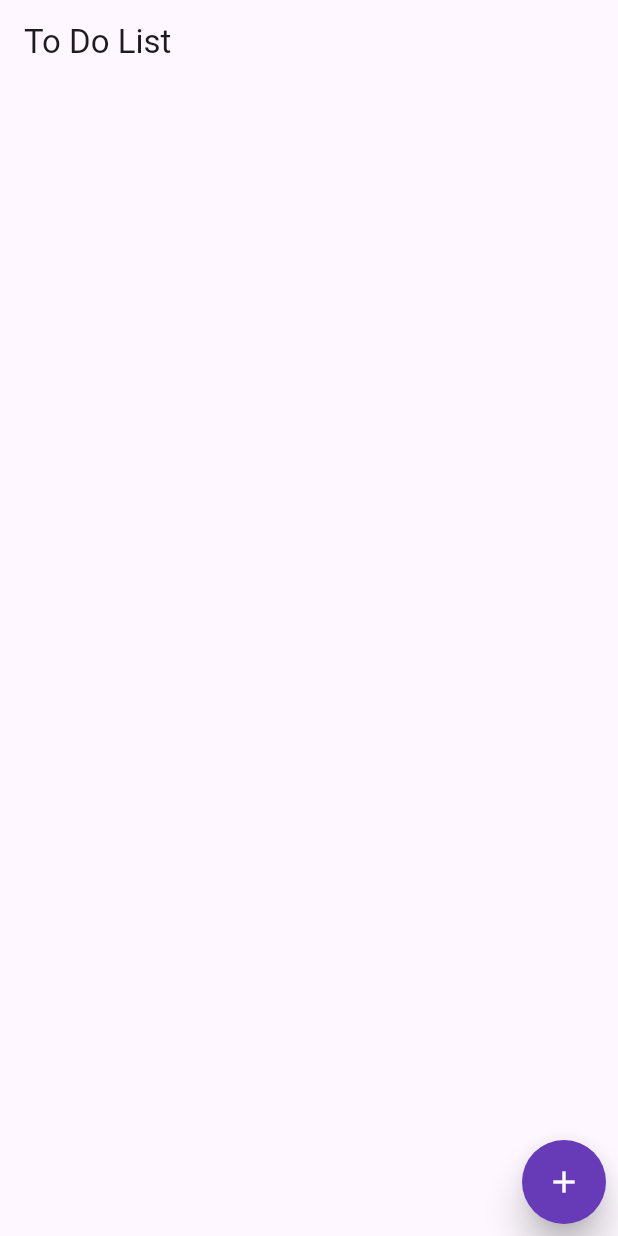
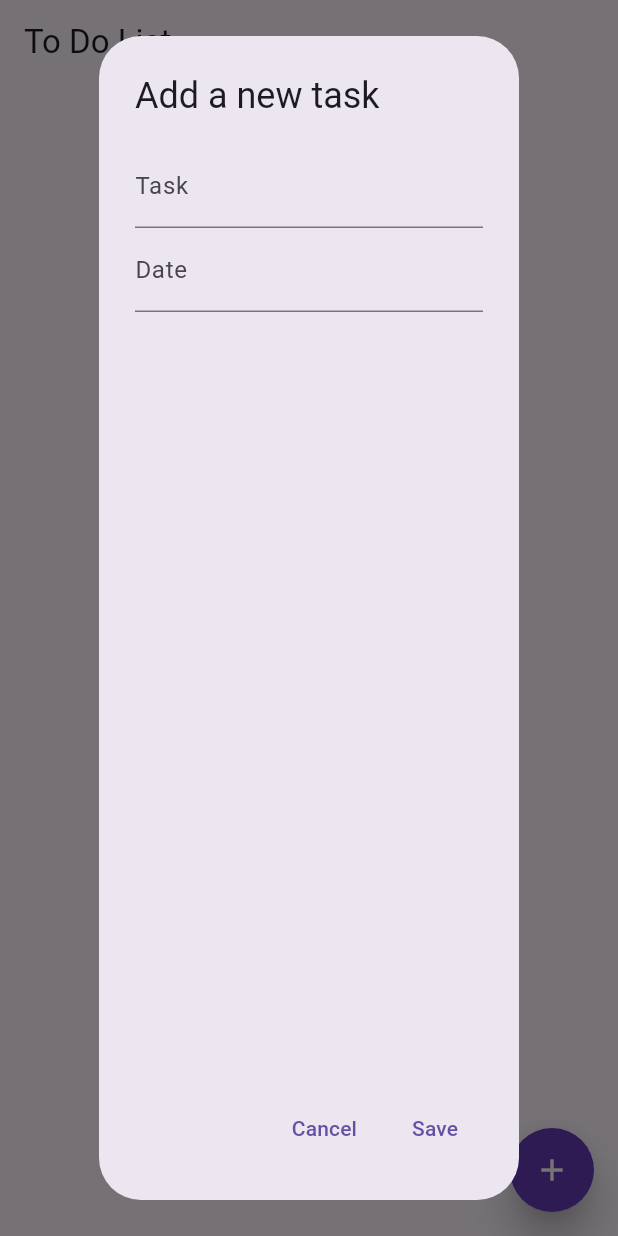
Before and after one commit to KisoththamanM/AppDev_To-Do-List, a Flutter app: the screen it shows after launch, after a tap on the "add" icon, on a phone screen of 412 x 824 dp. Run offline on Flutter 3.47's test engine with Material 3 defaults, Android fonts, the phone set to English and light mode, and no system bars.

Commit message:
Now, we can add new tasks and date by using the floating action button. And the tasks will be shown as a list with a check box. Decorations have not been done yet.

```diff
--- a/lib/main.dart
+++ b/lib/main.dart
@@ -2,6 +2,13 @@ import 'package:flutter/material.dart';
 
 void main() {
   runApp(MaterialApp(home: MyApp(), debugShowCheckedModeBanner: false));
+}
+
+class Task {
+  String task;
+  String date;
+  bool isDone;
+  Task({required this.task, required this.date, this.isDone = false});
 }
 
 class MyApp extends StatefulWidget {
@@ -12,17 +19,85 @@ class MyApp extends StatefulWidget {
 }
 
 class _MyAppState extends State<MyApp> {
+  List<Task> tasks = [];
+  TextEditingController taskController = TextEditingController();
+  TextEditingController dateController = TextEditingController();
+
+  void addTaskDialog() {
+    showDialog(
+      context: context,
+      builder: (context) {
+        return AlertDialog(
+          title: Text('Add a new task'),
+          content: Column(
+            children: [
+              TextField(
+                controller: taskController,
+                decoration: InputDecoration(labelText: 'Task'),
+              ),
+              TextField(
+                controller: dateController,
+                decoration: InputDecoration(labelText: 'Date'),
+              ),
+            ],
+          ),
+          actions: [
+            TextButton(
+              onPressed: () {
+                taskController.clear();
+                dateController.clear();
+                Navigator.pop(context);
+              },
+              child: Text('Cancel'),
+            ),
+            TextButton(
+              onPressed: () {
+                setState(() {
+                  tasks.add(
+                    Task(task: taskController.text, date: dateController.text),
+                  );
+                });
+                taskController.clear();
+                dateController.clear();
+                Navigator.pop(context);
+              },
+              child: Text('Save'),
+            ),
+          ],
+        );
+      },
+    );
+  }
+
   @override
   Widget build(BuildContext context) {
     return SafeArea(
       child: Scaffold(
         appBar: AppBar(title: Text('To Do List')),
-        body: Align(
-          alignment: Alignment.bottomRight,
-          child: Padding(
-            padding: const EdgeInsets.all(8.0),
-            child: FloatingActionButton(
-              onPressed: () {},
+        body:
+            tasks.isEmpty
+                ? Center(child: Text('No tasks yet.'))
+                : ListView.builder(
+                  itemCount: tasks.length,
+                  itemBuilder: (context, index) {
+                    return ListTile(
+                      leading: Checkbox(
+                        value: tasks[index].isDone,
+                        onChanged: (value) {
+                          setState(() {
+                            tasks[index].isDone = !tasks[index].isDone;
+                          });
+                        },
+                      ),
+                      title: Text(tasks[index].task),
+                      subtitle: Text(tasks[index].date),
+                    );
+                  },
+                ),
+        floatingActionButton: FloatingActionButton(
+          onPressed: () {
+            addTaskDialog();
+          },
           backgroundColor: Colors.deepPurple,
           hoverColor: Colors.deepPurpleAccent,
           elevation: 10.0,
@@ -32,8 +107,6 @@ class _MyAppState extends State<MyApp> {
           child: Icon(Icons.add),
         ),
       ),
-        ),
-      ),
     );
   }
 }
```
Lines whose indentation alone changed are shown as unchanged.
